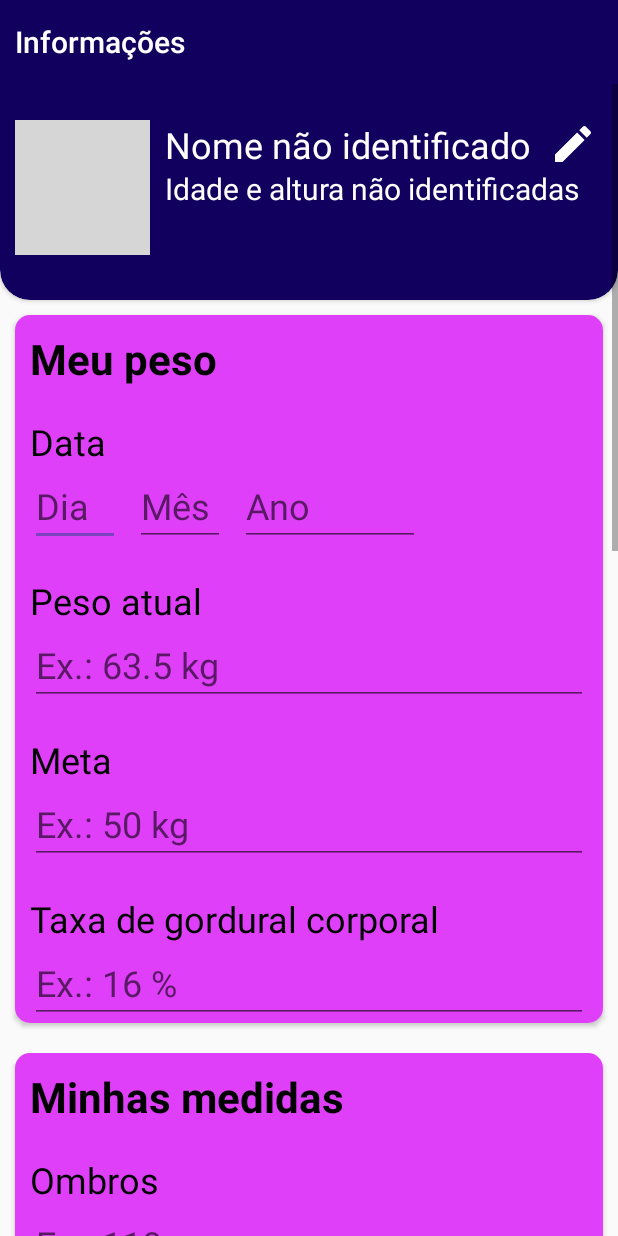
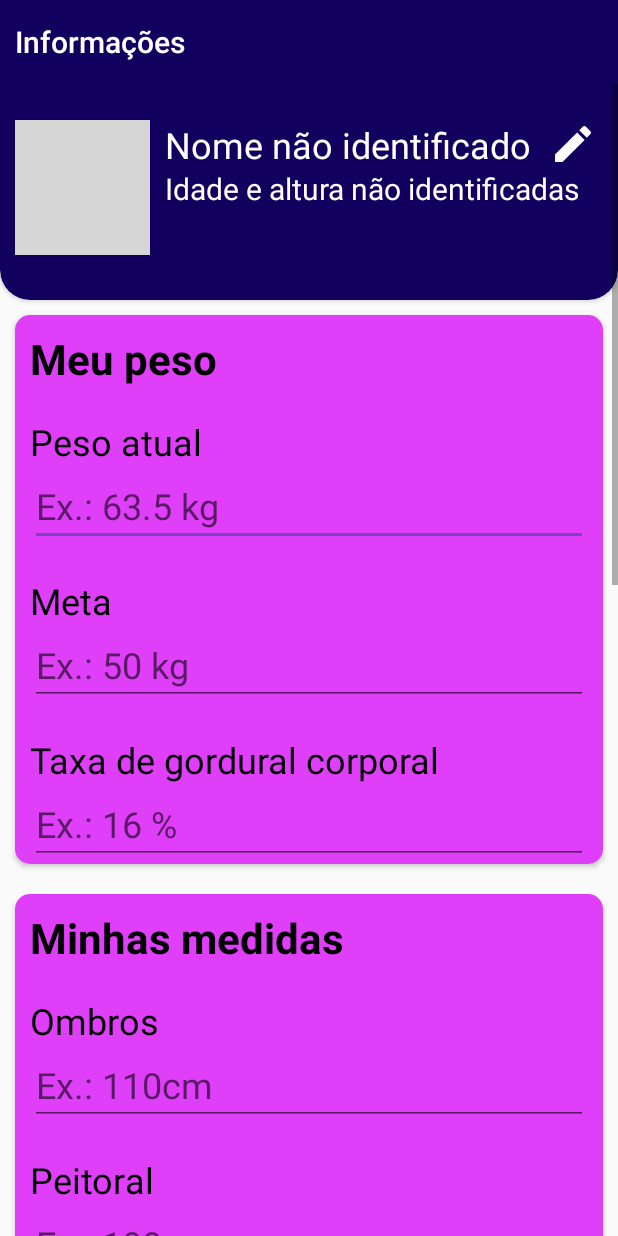
Before and after one commit to GuilhermeGomes1929/AppCardapioNaPalmaDaMao, an Android app: the GetInfos screen opened directly, with no data from a screen before it, on a phone screen of 412 x 824 dp. Run offline under Robolectric (Android 15) with nearby library versions, the phone set to English and light mode, and no system bars; grey boxes are pictures that could not be loaded.

```diff
--- a/app/build.gradle
+++ b/app/build.gradle
@@ -22,6 +22,10 @@ android {
     }
 }
 
+repositories {
+    maven { url "https://jitpack.io"}
+}
+
 dependencies {
     implementation fileTree(dir: "libs", include: ["*.jar"])
     implementation 'com.android.support:appcompat-v7:28.0.0'
@@ -31,5 +35,7 @@ dependencies {
     androidTestImplementation 'com.android.support.test:runner:1.0.2'
     androidTestImplementation 'com.android.support.test.espresso:espresso-core:3.0.2'
     implementation 'com.jjoe64:graphview:4.2.2'
+    implementation 'com.github.PhilJay:MPAndroidChart:v3.0.2'
+
 
 }
--- a/app/src/main/res/layout/activity_get_infos.xml
+++ b/app/src/main/res/layout/activity_get_infos.xml
@@ -115,48 +115,7 @@
 
                 </LinearLayout>
 
-                <TextView
-                    android:layout_width="wrap_content"
-                    android:layout_height="wrap_content"
-                    android:text="Data"
-                    android:textSize="24sp"
-                    android:layout_marginLeft="10dp"
-                    android:layout_marginTop="20dp"
-                    android:textColor="#000000"/>
 
-                <LinearLayout
-                    android:layout_width="match_parent"
-                    android:layout_height="wrap_content"
-                    android:orientation="horizontal">
-                    <EditText
-                        android:id="@+id/dia_one"
-                        android:layout_width="60dp"
-                        android:layout_height="wrap_content"
-                        android:layout_marginLeft="10dp"
-                        android:ems="10"
-                        android:inputType="number"
-                        android:hint="Dia"
-                        android:textSize="24sp"/>
-                    <EditText
-                        android:id="@+id/mes_one"
-                        android:layout_width="60dp"
-                        android:layout_height="wrap_content"
-                        android:layout_marginLeft="10dp"
-                        android:ems="10"
-                        android:inputType="number"
-                        android:hint="Mês"
-                        android:textSize="24sp"/>
-                    <EditText
-                        android:id="@+id/ano_one"
-                        android:layout_width="120dp"
-                        android:layout_height="wrap_content"
-                        android:layout_marginLeft="10dp"
-                        android:ems="10"
-                        android:inputType="number"
-                        android:hint="Ano"
-                        android:textSize="24sp"/>
-
-                </LinearLayout>
 
                 <TextView
                     android:layout_width="wrap_content"
```
Also changed, not shown: app/src/main/java/com/example/aplicativonutricao/GetInfos.java (+12 -6 lines), app/src/main/java/com/example/aplicativonutricao/Graphs.java (+63 -90 lines), app/src/main/res/layout/activity_graphs.xml (+9 -9 lines).
